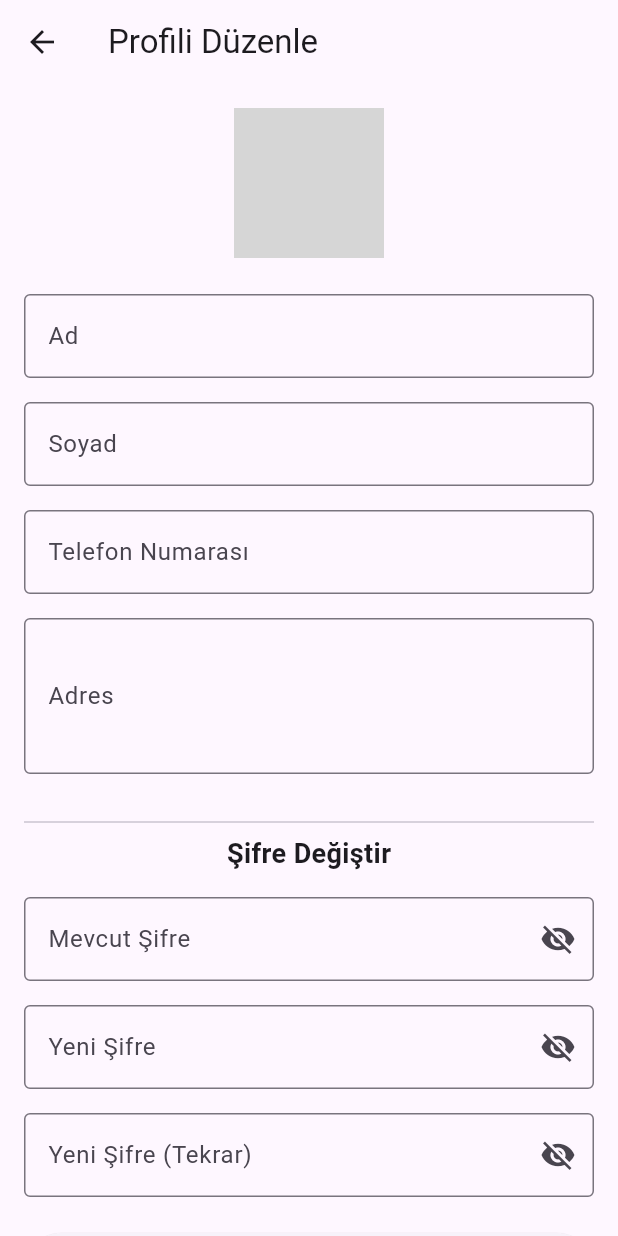
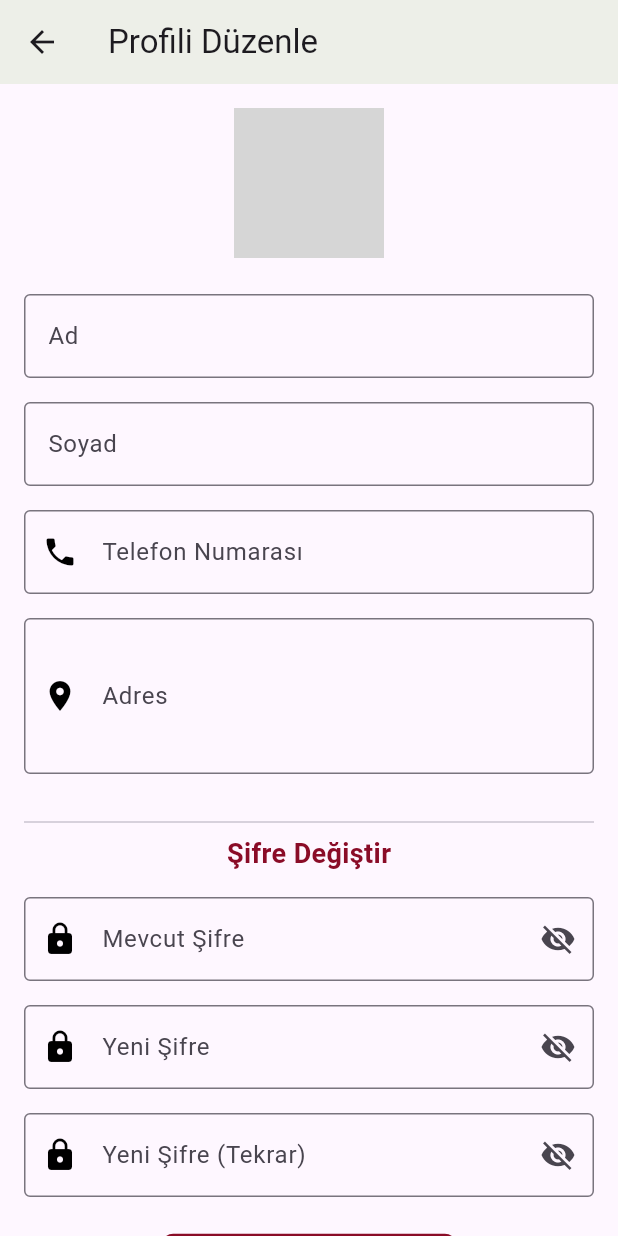
Before and after one commit to Bullitt08/kolaylokmamobil, a Flutter app: the EditProfilePage screen opened directly with empty values, on a phone screen of 412 x 824 dp. Run offline on Flutter 3.47's test engine with Material 3 defaults, Android fonts, the phone set to English and light mode, and no system bars; our stand-ins replace flutter_map, geolocator, image_picker, latlong2, supabase_flutter; accounts and stored records are empty; network calls fail; grey boxes are pictures that could not be loaded.

Commit message:
Customtextformfield widget'ı eklendi.
Widget diğer sayfalara uygulandı ve gereksiz kodlar temizlendi.

```diff
--- a/lib/screens/admin_panel.dart
+++ b/lib/screens/admin_panel.dart
@@ -51,6 +51,7 @@ class _AdminPanelState extends State<AdminPanel> {
   Widget build(BuildContext context) {
     return Scaffold(
       appBar: AppBar(
+
         title: const Text('Restoran Yönetimi'),
         actions: [
           IconButton(
--- a/lib/screens/edit_profile_page.dart
+++ b/lib/screens/edit_profile_page.dart
@@ -1,5 +1,7 @@
 import 'package:flutter/material.dart';
 import 'package:image_picker/image_picker.dart';
+import 'package:kolaylokma/customs/custombutton.dart';
+import 'package:kolaylokma/customs/customicon.dart';
 import '../models/user_model.dart';
 import '../services/database_service.dart';
 
@@ -170,7 +172,7 @@ class _EditProfilePageState extends State<EditProfilePage> {
       children: [
         CircleAvatar(
           radius: 50,
-          backgroundColor: Colors.blue,
+          backgroundColor: Color(0xFF8A0C27),
           backgroundImage: widget.user.profileImageUrl != null
               ? NetworkImage(widget.user.profileImageUrl!)
               : null,
@@ -234,6 +236,7 @@ class _EditProfilePageState extends State<EditProfilePage> {
     return Scaffold(
       appBar: AppBar(
         title: const Text('Profili Düzenle'),
+        backgroundColor: Color(0xFFEDEFE8),
       ),
       body: _isLoading
           ? const Center(child: CircularProgressIndicator())
@@ -278,6 +281,7 @@ class _EditProfilePageState extends State<EditProfilePage> {
                       decoration: const InputDecoration(
                         labelText: 'Telefon Numarası',
                         border: OutlineInputBorder(),
+                        prefixIcon: CustomIcon(iconData: Icons.phone,),
                       ),
                       keyboardType: TextInputType.phone,
                     ),
@@ -286,6 +290,7 @@ class _EditProfilePageState extends State<EditProfilePage> {
                       controller: _addressController,
                       decoration: const InputDecoration(
                         labelText: 'Adres',
+                        prefixIcon: CustomIcon(iconData: Icons.location_on,),
                         border: OutlineInputBorder(),
                       ),
                       maxLines: 3,
@@ -296,6 +301,7 @@ class _EditProfilePageState extends State<EditProfilePage> {
                       'Şifre Değiştir',
                       style: TextStyle(
                         fontSize: 18,
+                        color: Color(0xFF8A0C27),
                         fontWeight: FontWeight.bold,
                       ),
                     ),
@@ -304,6 +310,7 @@ class _EditProfilePageState extends State<EditProfilePage> {
                       controller: _currentPasswordController,
                       decoration: InputDecoration(
                         labelText: 'Mevcut Şifre',
+                        prefixIcon: CustomIcon(iconData: Icons.lock,),
                         border: const OutlineInputBorder(),
                         suffixIcon: IconButton(
                           icon: Icon(_obscureCurrentPassword
@@ -332,6 +339,7 @@ class _EditProfilePageState extends State<EditProfilePage> {
                       controller: _newPasswordController,
                       decoration: InputDecoration(
                         labelText: 'Yeni Şifre',
+                        prefixIcon: CustomIcon(iconData: Icons.lock,),
                         border: const OutlineInputBorder(),
                         suffixIcon: IconButton(
                           icon: Icon(_obscureNewPassword
@@ -362,6 +370,7 @@ class _EditProfilePageState extends State<EditProfilePage> {
                       controller: _confirmPasswordController,
                       decoration: InputDecoration(
                         labelText: 'Yeni Şifre (Tekrar)',
+                        prefixIcon: CustomIcon(iconData: Icons.lock,),
                         border: const OutlineInputBorder(),
                         suffixIcon: IconButton(
                           icon: Icon(_obscureConfirmPassword
@@ -389,12 +398,9 @@ class _EditProfilePageState extends State<EditProfilePage> {
                       },
                     ),
                     const SizedBox(height: 24),
-                    ElevatedButton(
-                      onPressed: _saveChanges,
-                      style: ElevatedButton.styleFrom(
-                        minimumSize: const Size(double.infinity, 50),
-                      ),
-                      child: const Text('Değişiklikleri Kaydet'),
+
+                    CustomButton(text: 'Değişiklikleri Kaydet',
+                        onPressed: _saveChanges,
                     ),
                   ],
                 ),
```
Also changed, not shown: lib/customs/customtextformfield.dart (added, +51 -0 lines), lib/main.dart (+20 -36 lines), lib/screens/login_page.dart (+12 -33 lines).
